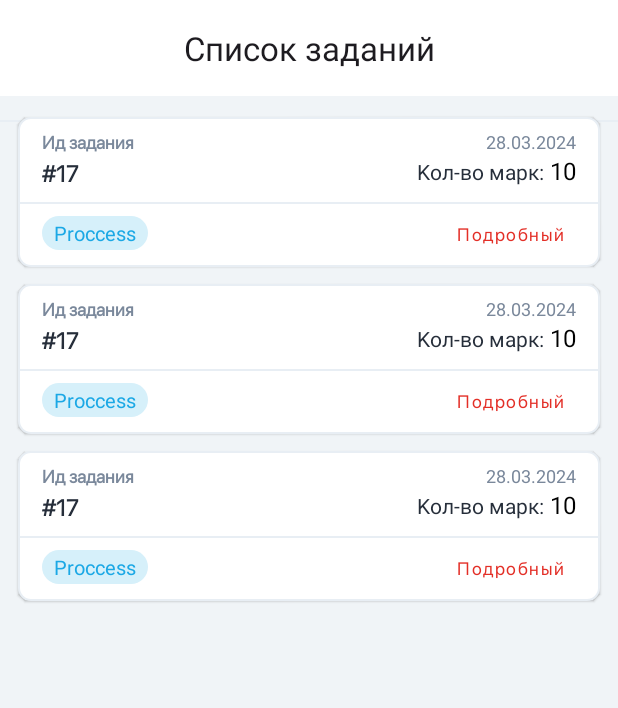
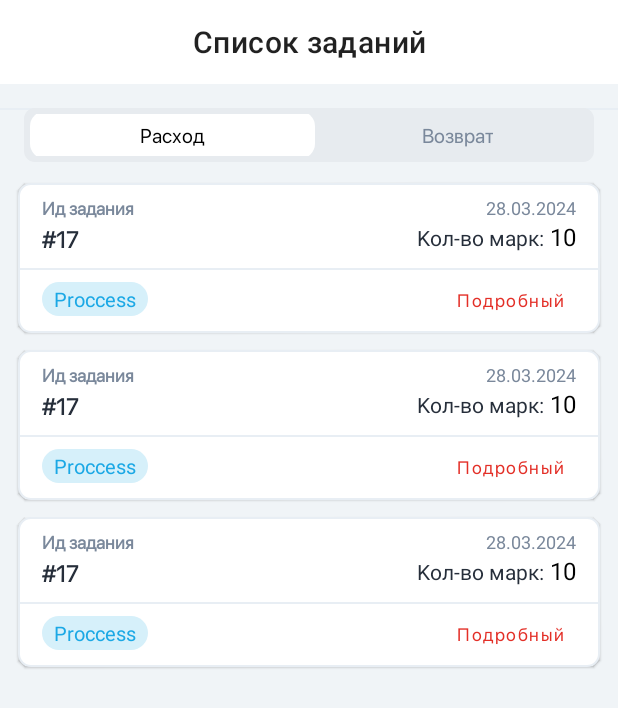
Before and after one commit to mahmud0v/SIZScanner, an Android app: the layout tasks_screen.xml on its own in the app's theme, with its tools: preview values and no code run, on a phone screen of 412 x 824 dp. Shown: the top 708 px of the screen. Run offline under Robolectric (Android 15) with nearby library versions, the phone set to English and light mode, and no system bars.

Commit message:
add Sales and Return tasks

```diff
--- a/app/build.gradle
+++ b/app/build.gradle
@@ -21,8 +21,8 @@ android {
         targetSdk 34
         versionCode 5
         versionName "1.2"
-        buildConfigField('String','BASE_URL','"http://akfa.onlinesavdo.com:7778/"')
-        setProperty("archivesBaseName", "Акфа ТЗД-$versionName")
+        buildConfigField('String','BASE_URL','"http://192.168.7.25:8080/"')
+        setProperty("archivesBaseName", "Акфа ТЗД-local(7.53)")
         testInstrumentationRunner "androidx.test.runner.AndroidJUnitRunner"
 
     }
--- a/app/src/main/java/uz/duol/sizscanner/di/NetworkModule.kt
+++ b/app/src/main/java/uz/duol/sizscanner/di/NetworkModule.kt
@@ -53,7 +53,7 @@ class NetworkModule {
         .writeTimeout(5, TimeUnit.MINUTES)
         .addInterceptor(tokenInterceptor(appSharedPreference))
         .addInterceptor(HttpLoggingInterceptor().setLevel(HttpLoggingInterceptor.Level.BODY))
-//        .addInterceptor(ChuckerInterceptor.Builder(context).build())
+        .addInterceptor(ChuckerInterceptor.Builder(context).build())
         .authenticator(authAuthenticator)
         .build()
 
--- /dev/null
+++ b/app/src/main/java/uz/duol/sizscanner/utils/TaskType.kt
@@ -0,0 +1,6 @@
+package uz.duol.sizscanner.utils
+
+enum class TaskType {
+    DEBIT_NOTE,
+    SALES
+}
--- /dev/null
+++ b/app/src/main/res/drawable/bg_tab_layout.xml
@@ -0,0 +1,8 @@
+<?xml version="1.0" encoding="utf-8"?>
+<shape xmlns:android="http://schemas.android.com/apk/res/android"
+    android:shape="rectangle">
+
+    <corners android:radius="7dp" />
+    <solid android:color="@color/tab_grey_color" />
+
+</shape>
--- /dev/null
+++ b/app/src/main/res/drawable/bg_tab_layout_indicator_corner.xml
@@ -0,0 +1,8 @@
+<?xml version="1.0" encoding="utf-8"?>
+<shape xmlns:android="http://schemas.android.com/apk/res/android"
+    android:shape="rectangle"
+    android:useLevel="false">
+    <stroke android:width="2dp" android:color="@color/black"/>
+    <corners android:radius="9dp" />
+
+</shape>
--- a/app/src/main/res/layout/tasks_screen.xml
+++ b/app/src/main/res/layout/tasks_screen.xml
@@ -1,61 +1,88 @@
 <?xml version="1.0" encoding="utf-8"?>
-<androidx.swiperefreshlayout.widget.SwipeRefreshLayout
-    xmlns:android="http://schemas.android.com/apk/res/android"
+<androidx.swiperefreshlayout.widget.SwipeRefreshLayout xmlns:android="http://schemas.android.com/apk/res/android"
     xmlns:app="http://schemas.android.com/apk/res-auto"
     xmlns:tools="http://schemas.android.com/tools"
     android:id="@+id/swipeRefresh"
+    app:layout_behavior="@string/appbar_scrolling_view_behavior"
     android:layout_width="match_parent"
     android:layout_height="match_parent">
 
     <androidx.constraintlayout.widget.ConstraintLayout
         android:layout_width="match_parent"
         android:layout_height="match_parent"
-        android:background="@color/screen_back_color"
-       >
+        android:background="@color/screen_back_color">
 
         <com.google.android.material.appbar.MaterialToolbar
+            android:id="@+id/toolbar"
             android:layout_width="match_parent"
             android:layout_height="wrap_content"
+            android:background="@color/white"
             app:layout_constraintTop_toTopOf="parent"
             app:title="@string/task_list"
-            android:background="@color/white"
-            app:titleCentered="true"
-            android:id="@+id/toolbar"
-
-            />
+            app:titleCentered="true" />
 
 
         <View
+            android:id="@+id/line"
             android:layout_width="match_parent"
             android:layout_height="1dp"
-            android:id="@+id/line"
             android:layout_marginTop="16dp"
             android:background="#E8EEF4"
             app:layout_constraintTop_toBottomOf="@id/toolbar" />
 
 
+        <com.google.android.material.tabs.TabLayout
+            android:id="@+id/tabLayoutInvoice"
+            android:layout_width="match_parent"
+            android:layout_height="36dp"
+            android:layout_gravity="center_horizontal"
+            android:layout_marginHorizontal="16dp"
+            android:layout_marginVertical="16dp"
+            android:background="@drawable/bg_tab_layout"
+            android:padding="4dp"
+            app:layout_constraintTop_toBottomOf="@id/toolbar"
+            app:tabIndicator="@drawable/bg_tab_layout_indicator_corner"
+            app:tabIndicatorAnimationMode="elastic"
+            app:tabIndicatorColor="@color/white"
+            app:tabIndicatorGravity="center"
+            app:tabIndicatorHeight="32dp"
+            app:tabMode="fixed"
+            app:tabSelectedTextColor="@color/black"
+            app:tabTextAppearance="@style/tab_text2"
+            app:tabTextColor="@color/hint_text_color">
+
+            <com.google.android.material.tabs.TabItem
+                android:layout_width="wrap_content"
+                android:layout_height="wrap_content"
+                android:text="@string/sales" />
+
+            <com.google.android.material.tabs.TabItem
+                android:layout_width="wrap_content"
+                android:layout_height="wrap_content"
+                android:text="@string/returns" />
+
+        </com.google.android.material.tabs.TabLayout>
+
         <androidx.recyclerview.widget.RecyclerView
+            android:id="@+id/rv"
             android:layout_width="match_parent"
             android:layout_height="0dp"
             android:layout_marginTop="8dp"
-            app:layout_constraintTop_toBottomOf="@id/toolbar"
-            tools:listitem="@layout/tasks_item"
-            android:id="@+id/rv"
             app:layout_constraintBottom_toBottomOf="parent"
-            />
+            app:layout_constraintTop_toBottomOf="@id/tabLayoutInvoice"
+            tools:listitem="@layout/tasks_item" />
 
         <androidx.core.widget.ContentLoadingProgressBar
             android:id="@+id/progress"
             style="?android:attr/progressBarStyleLarge"
             android:layout_width="40dp"
             android:layout_height="40dp"
+            android:indeterminateTint="@color/status_bar_color"
             android:visibility="gone"
-            android:indeterminateTint="@color/status_bar_color"
-            app:layout_constraintTop_toTopOf="parent"
+            app:layout_constraintBottom_toBottomOf="parent"
             app:layout_constraintEnd_toEndOf="parent"
             app:layout_constraintStart_toStartOf="parent"
-            app:layout_constraintBottom_toBottomOf="parent"
-            />
+            app:layout_constraintTop_toTopOf="parent" />
 
         <LinearLayout
             android:id="@+id/llEmptyBackground"
@@ -88,7 +115,6 @@
         </LinearLayout>
 
 
-
     </androidx.constraintlayout.widget.ConstraintLayout>
 
 </androidx.swiperefreshlayout.widget.SwipeRefreshLayout>
--- a/app/src/main/res/values-night/themes.xml
+++ b/app/src/main/res/values-night/themes.xml
@@ -1,8 +1,6 @@
-<resources>
+<resources xmlns:tools="http://schemas.android.com/tools">
     <!-- Base application theme. -->
-    <style name="Base.Theme.CustomVP" parent="Theme.Material3.DayNight.NoActionBar">
-        <!-- Customize your dark theme here. -->
-        <!-- <item name="colorPrimary">@color/my_dark_primary</item> -->
+    <style name="Base.Theme.CustomVP" parent="Theme.MaterialComponents.DayNight.NoActionBar">
 
         <item name="android:statusBarColor">@color/status_bar_color</item>
         <item name="bottomSheetDialogTheme">@style/AppBottomSheetDialogTheme</item>
@@ -14,6 +12,8 @@
     <style name="AppBottomSheetDialogTheme" parent="Theme.Design.Light.BottomSheetDialog">
         <item name="bottomSheetStyle">@style/AppModalStyle</item>
     </style>
+
+
 
     <style name="AppModalStyle" parent="Widget.Design.BottomSheet.Modal">
         <item name="android:background">@drawable/dialog_bottom_sheet_back</item>
@@ -31,4 +31,13 @@
     <style name="PositiveButtonStyle" parent="Widget.MaterialComponents.Button.TextButton.Dialog">
         <item name="android:textColor">@color/status_bar_color</item>
     </style>
+
+    <style name="tab_text2" parent="Widget.MaterialComponents.TabLayout">
+        <item name="android:textSize">13sp</item>
+        <item name="fontFamily">@font/sf_pro_display</item>
+        <item name="android:textFontWeight">590</item>
+        <item name="textAllCaps">false</item>
+    </style>
+
+
 </resources>
--- a/app/src/main/res/values/colors.xml
+++ b/app/src/main/res/values/colors.xml
@@ -21,5 +21,8 @@
     <color name="closed_status_text">#1BA8E5</color>
     <color name="new_status_text">#089487</color>
     <color name="ripple_color">#51000000</color>
+    <color name="tab_grey_color">#E7EBEF</color>
+    <color name="hint_text_color">#7A889B</color>
+
 
 </resources>
--- a/app/src/main/res/values/strings.xml
+++ b/app/src/main/res/values/strings.xml
@@ -60,5 +60,7 @@
     <string name="user_conflict">Для входа в систему ранее вошедший в систему пользователь должен выйти из системы.</string>
     <string name="new_status">Новый</string>
     <string name="duplicate_product">Пересканированный продукт</string>
+    <string name="sales">Расход</string>
+    <string name="returns">Возврат</string>
 
 </resources>
--- a/app/src/main/res/values/themes.xml
+++ b/app/src/main/res/values/themes.xml
@@ -1,8 +1,6 @@
 <resources xmlns:tools="http://schemas.android.com/tools">
     <!-- Base application theme. -->
-    <style name="Base.Theme.CustomVP" parent="Theme.Material3.DayNight.NoActionBar">
-        <!-- Customize your light theme here. -->
-        <!-- <item name="colorPrimary">@color/my_light_primary</item> -->
+    <style name="Base.Theme.CustomVP" parent="Theme.MaterialComponents.DayNight.NoActionBar">
 
         <item name="android:statusBarColor">@color/status_bar_color</item>
         <item name="bottomSheetDialogTheme">@style/AppBottomSheetDialogTheme</item>
@@ -19,6 +17,7 @@
         parent="Theme.Design.Light.BottomSheetDialog">
         <item name="bottomSheetStyle">@style/AppModalStyle</item>
     </style>
+
 
     <style name="AppModalStyle"
         parent="Widget.Design.BottomSheet.Modal">
@@ -38,4 +37,12 @@
         <item name="android:textColor">@color/status_bar_color</item>
     </style>
 
+    <style name="tab_text2" parent="@android:style/TextAppearance.Widget.TabWidget">
+        <item name="android:textSize">13sp</item>
+        <item name="fontFamily">@font/sf_pro_display</item>
+        <item name="android:textFontWeight">590</item>
+        <item name="textAllCaps">false</item>
+
+    </style>
+
 </resources>
```
Also changed, not shown: app/src/main/java/uz/duol/sizscanner/data/remote/response/TaskResponse.kt (+5 -3 lines), app/src/main/java/uz/duol/sizscanner/presentation/ui/screen/TasksScreen.kt (+39 -7 lines), 2 other files.
